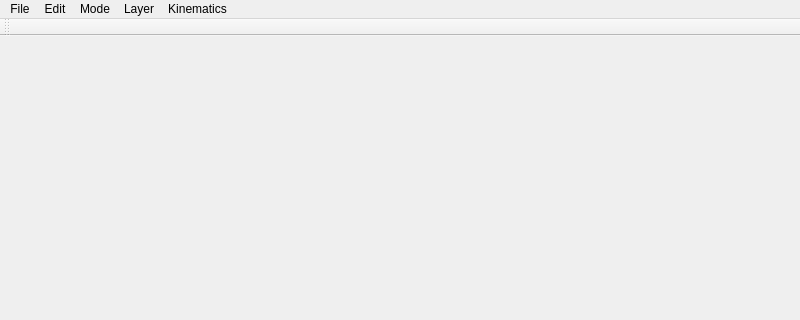
First picture: the form in KinematicDesign/MainWindow.ui, repository gnishida/KinematicDesign, before the edit; both pictures show x 0 to 800 and y 0 to 320 of the 800 by 853 pixel window.
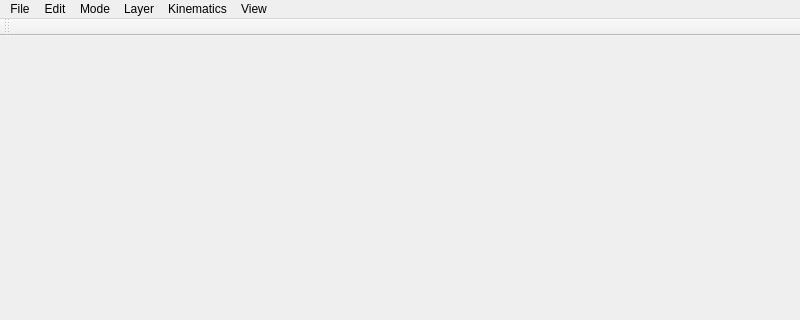
Second picture: the form after the edit.

```diff
--- a/KinematicDesign/MainWindow.ui
+++ b/KinematicDesign/MainWindow.ui
@@ -84,11 +84,18 @@
     <addaction name="separator"/>
     <addaction name="actionCollisionCheck"/>
    </widget>
+   <widget class="QMenu" name="menuView">
+    <property name="title">
+     <string>View</string>
+    </property>
+    <addaction name="actionShowSolutions"/>
+   </widget>
    <addaction name="menuFile"/>
    <addaction name="menuEdit"/>
    <addaction name="menuMode"/>
    <addaction name="menuLayer"/>
    <addaction name="menuKinematics"/>
+   <addaction name="menuView"/>
   </widget>
   <widget class="QToolBar" name="mainToolBar">
    <attribute name="toolBarArea">
```
Left out of the diff: 8 changed lines with no effect on the pictures.
